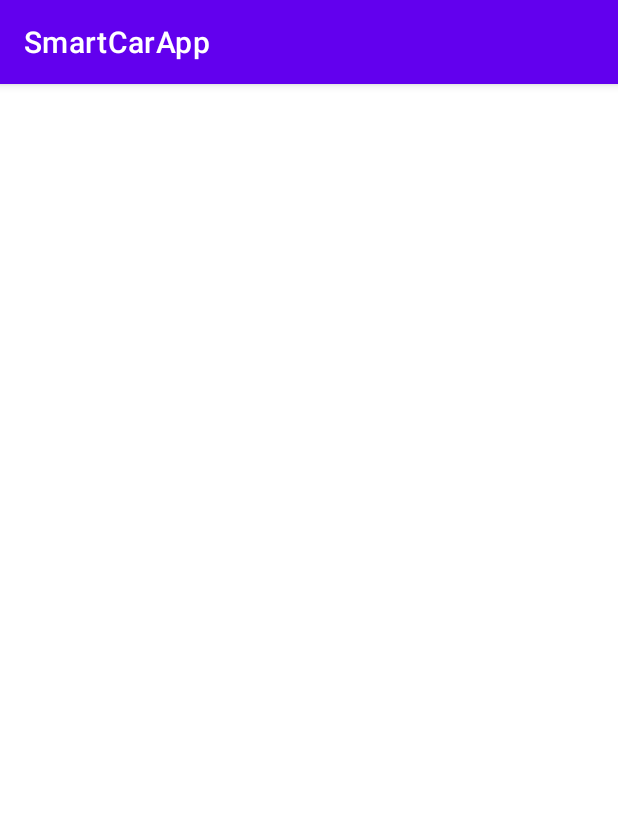
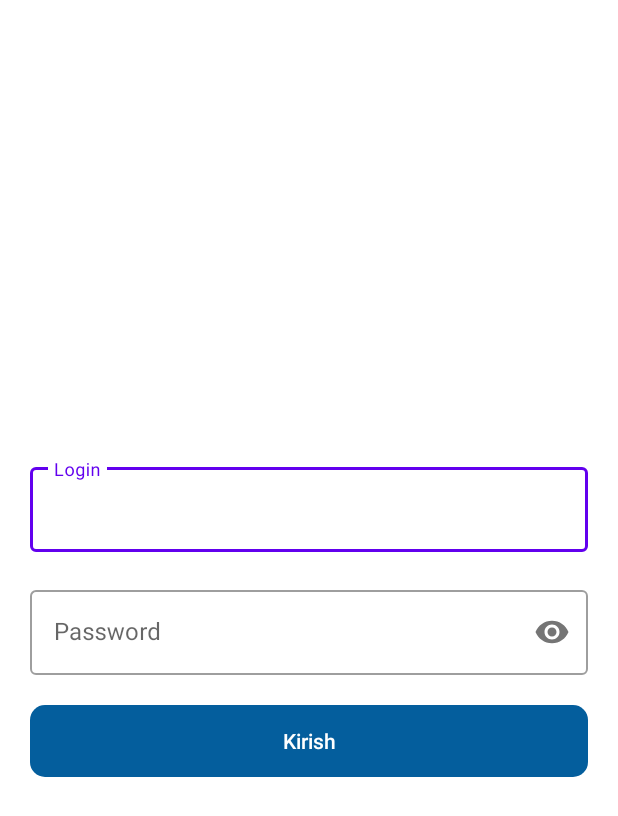
Before and after one commit to SardorSafarov/SmartCarApp, an Android app: the screen it shows after launch (MainActivity before the commit, LoginActivity after it), on a phone screen of 412 x 824 dp. Shown: the top 816 px of the screen. Run offline under Robolectric (Android 15) with nearby library versions, the phone set to English and light mode, and no system bars.

Commit message:
login done

```diff
--- /dev/null
+++ b/app/src/main/java/com/example/zamin/smartcarapp/login/LoginActivity.kt
@@ -0,0 +1,31 @@
+package com.example.zamin.smartcarapp.login
+
+import android.annotation.SuppressLint
+import android.content.Intent
+import androidx.appcompat.app.AppCompatActivity
+import android.os.Bundle
+import com.example.zamin.smartcarapp.MainActivity
+import com.example.zamin.smartcarapp.R
+import com.example.zamin.smartcarapp.databinding.ActivityLoginBinding
+import com.example.zamin.smartcarapp.need.tosatLong
+
+class LoginActivity : AppCompatActivity() {
+    private lateinit var binding:ActivityLoginBinding
+    @SuppressLint("ResourceAsColor")
+    override fun onCreate(savedInstanceState: Bundle?) {
+        super.onCreate(savedInstanceState)
+        binding = ActivityLoginBinding.inflate(layoutInflater)
+        setContentView(binding.root)
+        window.statusBarColor = R.color.white
+        binding.btnLogin.setOnClickListener {
+            if (binding.edtLogin.text.toString()=="Smartcar" && binding.edtPassword.text.toString()=="112233")
+            {
+                startActivity(Intent(this,MainActivity::class.java))
+                finish()
+            }else
+            {
+                tosatLong(context = this,"Login parol xato!")
+            }
+        }
+    }
+}
--- /dev/null
+++ b/app/src/main/res/drawable/bg_btn_login.xml
@@ -0,0 +1,9 @@
+<?xml version="1.0" encoding="utf-8"?>
+<selector xmlns:android="http://schemas.android.com/apk/res/android">
+<item>
+    <shape android:shape="rectangle">
+        <solid android:color="@color/blue"/>
+        <corners android:radius="@dimen/radius_10dp"/>
+    </shape>
+</item>
+</selector>
--- /dev/null
+++ b/app/src/main/res/layout/activity_login.xml
@@ -0,0 +1,60 @@
+<?xml version="1.0" encoding="utf-8"?>
+<androidx.constraintlayout.widget.ConstraintLayout xmlns:android="http://schemas.android.com/apk/res/android"
+    xmlns:app="http://schemas.android.com/apk/res-auto"
+    xmlns:tools="http://schemas.android.com/tools"
+    android:layout_width="match_parent"
+    android:layout_height="match_parent"
+    tools:context=".login.LoginActivity">
+
+    <androidx.appcompat.widget.LinearLayoutCompat
+        android:layout_width="match_parent"
+        android:layout_height="wrap_content"
+        android:layout_marginHorizontal="@dimen/padding_margin_20dp"
+        android:orientation="vertical"
+        app:layout_constraintBottom_toBottomOf="parent"
+        app:layout_constraintEnd_toEndOf="parent"
+        app:layout_constraintHorizontal_bias="0.5"
+        app:layout_constraintStart_toStartOf="parent"
+        app:layout_constraintTop_toTopOf="parent"
+        app:layout_constraintVertical_bias="0.5">
+
+        <com.google.android.material.textfield.TextInputLayout
+            style="@style/Widget.MaterialComponents.TextInputLayout.OutlinedBox"
+            android:layout_width="match_parent"
+            android:layout_height="wrap_content"
+            android:hint="Login">
+
+            <com.google.android.material.textfield.TextInputEditText
+                android:id="@+id/edt_login"
+                android:layout_width="match_parent"
+                android:layout_height="match_parent" />
+        </com.google.android.material.textfield.TextInputLayout>
+
+        <com.google.android.material.textfield.TextInputLayout
+            style="@style/Widget.MaterialComponents.TextInputLayout.OutlinedBox"
+            android:layout_width="match_parent"
+            android:layout_height="wrap_content"
+            android:layout_marginVertical="@dimen/padding_margin_20dp"
+            android:hint="Password"
+            app:passwordToggleEnabled="true">
+
+            <com.google.android.material.textfield.TextInputEditText
+                android:id="@+id/edt_password"
+                android:layout_width="match_parent"
+                android:layout_height="match_parent"
+                android:inputType="textPassword" />
+        </com.google.android.material.textfield.TextInputLayout>
+
+        <androidx.appcompat.widget.AppCompatButton
+            android:id="@+id/btn_login"
+            android:layout_width="match_parent"
+            android:layout_height="wrap_content"
+            android:background="@drawable/bg_btn_login"
+            android:text="Kirish"
+            android:textAllCaps="false"
+            android:textColor="@color/white" />
+
+
+    </androidx.appcompat.widget.LinearLayoutCompat>
+
+</androidx.constraintlayout.widget.ConstraintLayout>
--- a/app/src/main/res/values-night/themes.xml
+++ /dev/null
@@ -1,16 +0,0 @@
-<resources xmlns:tools="http://schemas.android.com/tools">
-    <!-- Base application theme. -->
-    <style name="Theme.SmartCarApp" parent="Theme.MaterialComponents.DayNight.DarkActionBar">
-        <!-- Primary brand color. -->
-        <item name="colorPrimary">@color/purple_200</item>
-        <item name="colorPrimaryVariant">@color/purple_700</item>
-        <item name="colorOnPrimary">@color/black</item>
-        <!-- Secondary brand color. -->
-        <item name="colorSecondary">@color/teal_200</item>
-        <item name="colorSecondaryVariant">@color/teal_200</item>
-        <item name="colorOnSecondary">@color/black</item>
-        <!-- Status bar color. -->
-        <item name="android:statusBarColor">?attr/colorPrimaryVariant</item>
-        <!-- Customize your theme here. -->
-    </style>
-</resources>
--- a/app/src/main/res/values/colors.xml
+++ b/app/src/main/res/values/colors.xml
@@ -7,4 +7,5 @@
     <color name="teal_700">#FF018786</color>
     <color name="black">#FF000000</color>
     <color name="white">#FFFFFFFF</color>
+    <color name="blue">#045e9d</color>
 </resources>
--- /dev/null
+++ b/app/src/main/res/values/dimens.xml
@@ -0,0 +1,5 @@
+<?xml version="1.0" encoding="utf-8"?>
+<resources>
+    <dimen name="padding_margin_20dp">20dp</dimen>
+    <dimen name="radius_10dp">10dp</dimen>
+</resources>
--- a/app/src/main/res/values/themes.xml
+++ b/app/src/main/res/values/themes.xml
@@ -1,6 +1,6 @@
 <resources xmlns:tools="http://schemas.android.com/tools">
     <!-- Base application theme. -->
-    <style name="Theme.SmartCarApp" parent="Theme.MaterialComponents.DayNight.DarkActionBar">
+    <style name="Theme.SmartCarApp" parent="Theme.MaterialComponents.Light.NoActionBar">
         <!-- Primary brand color. -->
         <item name="colorPrimary">@color/purple_500</item>
         <item name="colorPrimaryVariant">@color/purple_700</item>
```
Also changed, not shown: app/src/main/AndroidManifest.xml (+15 -1 lines), app/src/main/java/com/example/zamin/smartcarapp/need/need.kt (added, +16 -0 lines), app/src/main/java/com/example/zamin/smartcarapp/splashScreen/SplashScreenActivity.kt (added, +12 -0 lines), app/src/main/res/layout/activity_splash_screen.xml (added, +9 -0 lines).
